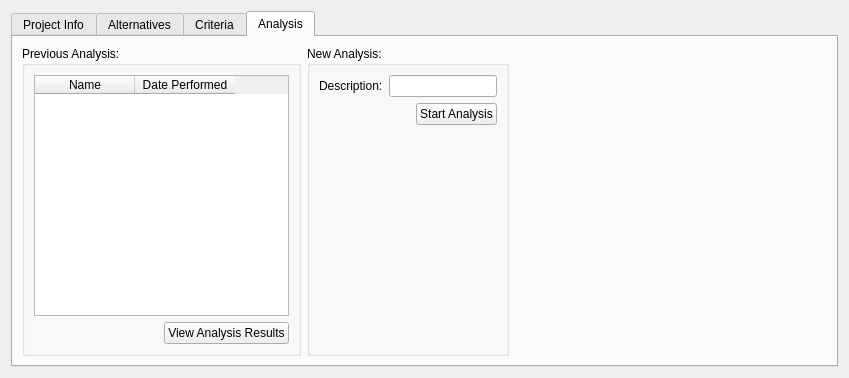
Qt form src/gui/project_view.ui (Ecotrust/delphos) before a commit.
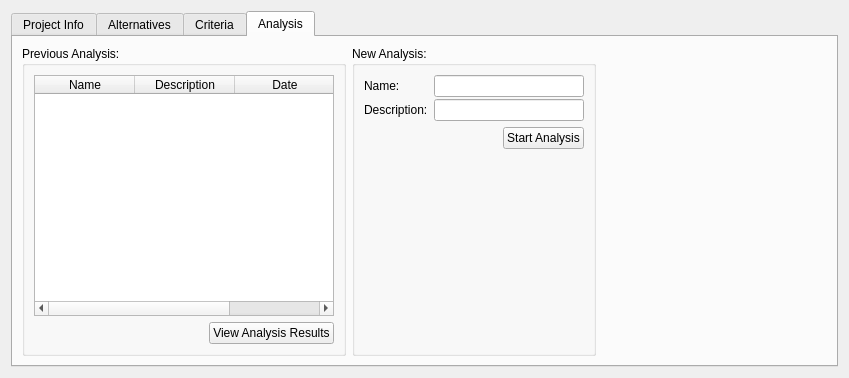
The same form after that commit. The open tabs and pages were chosen to show the change. Custom widgets are drawn as their Qt base class.

```diff
--- a/src/gui/project_view.ui
+++ b/src/gui/project_view.ui
@@ -405,6 +405,12 @@
            <layout class="QVBoxLayout" >
             <item>
              <widget class="QTableWidget" name="view_analysis_table" >
+              <property name="minimumSize" >
+               <size>
+                <width>300</width>
+                <height>0</height>
+               </size>
+              </property>
               <column>
                <property name="text" >
                 <string>Name</string>
@@ -412,7 +418,12 @@
               </column>
               <column>
                <property name="text" >
-                <string>Date Performed</string>
+                <string>Description</string>
+               </property>
+              </column>
+              <column>
+               <property name="text" >
+                <string>Date</string>
                </property>
               </column>
              </widget>
@@ -455,14 +466,45 @@
           <item>
            <layout class="QHBoxLayout" >
             <item>
-             <widget class="QLabel" name="label_4" >
-              <property name="text" >
-               <string>Description:</string>
+             <layout class="QVBoxLayout" >
+              <property name="spacing" >
+               <number>2</number>
               </property>
-             </widget>
+              <item>
+               <widget class="QLabel" name="label_5" >
+                <property name="text" >
+                 <string>Name:</string>
+                </property>
+               </widget>
+              </item>
+              <item>
+               <widget class="QLabel" name="label_4" >
+                <property name="text" >
+                 <string>Description:</string>
+                </property>
+               </widget>
+              </item>
+             </layout>
             </item>
             <item>
-             <widget class="QLineEdit" name="analysis_name_edit" />
+             <layout class="QVBoxLayout" >
+              <property name="spacing" >
+               <number>2</number>
+              </property>
+              <item>
+               <widget class="QLineEdit" name="analysis_name_edit_2" >
+                <property name="minimumSize" >
+                 <size>
+                  <width>150</width>
+                  <height>0</height>
+                 </size>
+                </property>
+               </widget>
+              </item>
+              <item>
+               <widget class="QLineEdit" name="analysis_name_edit" />
+              </item>
+             </layout>
             </item>
            </layout>
           </item>
```
Left out of the diff: 7 changed lines with no effect on the pictures.
